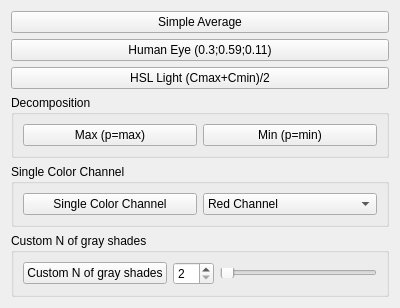
First picture: the form in togreyscale.ui, repository Snuux/ImageProcessingApp, before the edit.
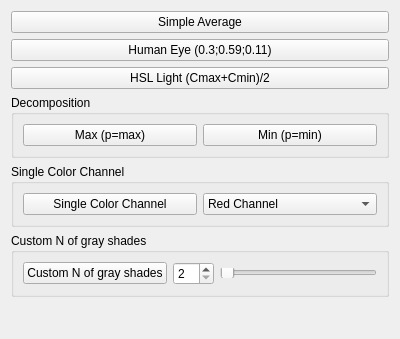
Second picture: the form after the edit.

Diff of the .ui file:
```diff
--- a/togreyscale.ui
+++ b/togreyscale.ui
@@ -7,7 +7,7 @@
     <x>0</x>
     <y>0</y>
     <width>400</width>
-    <height>300</height>
+    <height>339</height>
    </rect>
   </property>
   <property name="windowTitle">
```
